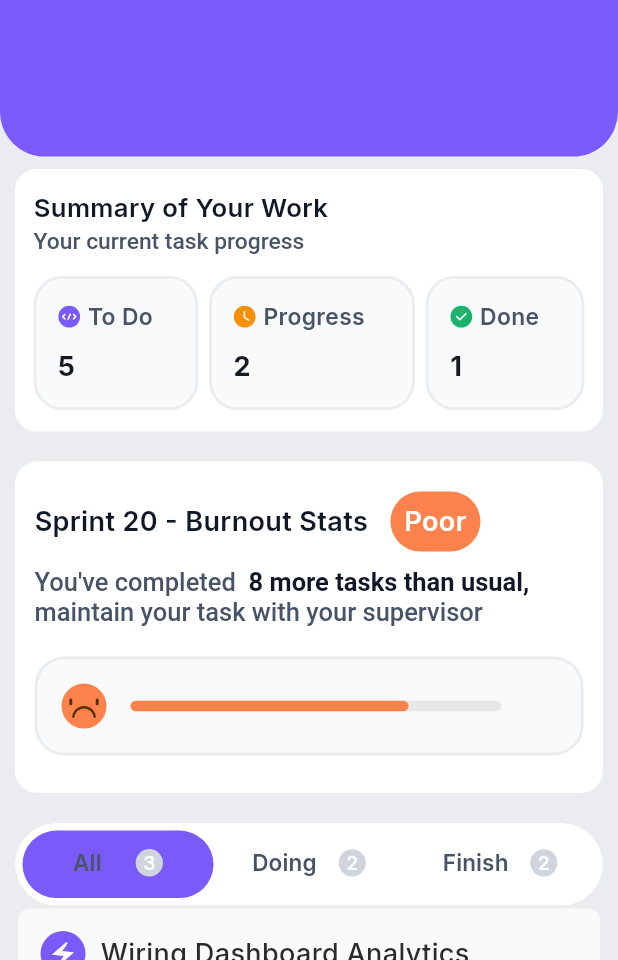
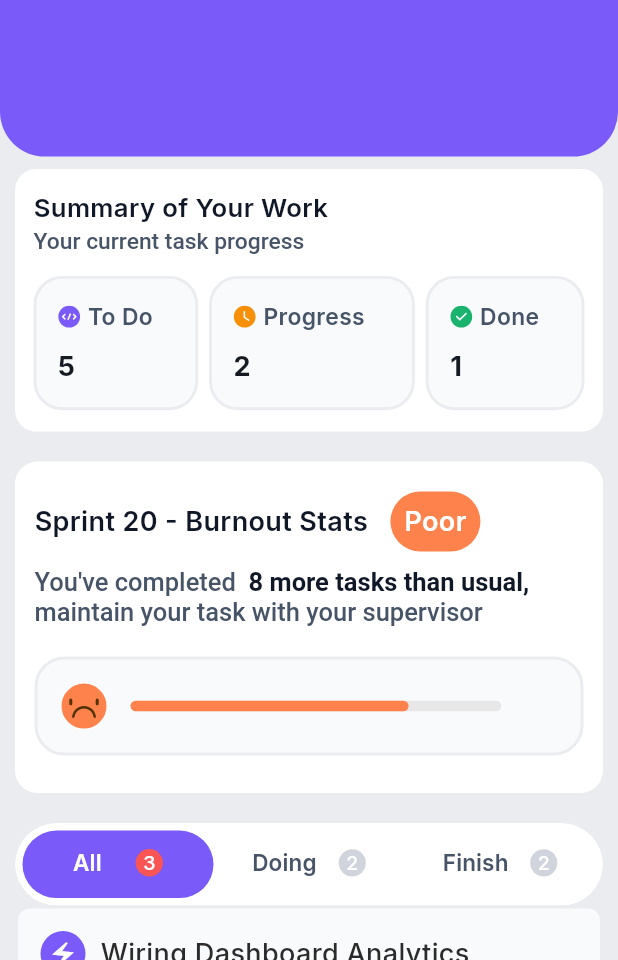
Before and after one commit to sammy002621/ui_hr_task_management, a Flutter app: the TaskProgressPage screen opened directly, on a phone screen of 412 x 824 dp, the part 276-1236 px from its top. Run offline on Flutter 3.47's test engine with Material 3 defaults, Android fonts, the phone set to English and light mode, and no system bars; our stand-ins replace dotted_border, flutter_bloc, flutter_otp_text_field, flutter_svg, google_fonts, hugeicons and 1 more; missing offline and left inert: avatar_stack.

Commit message:
finished the state management with tab bar

```diff
--- a/lib/presentation/home/widgets/custom_tab_bar.dart
+++ b/lib/presentation/home/widgets/custom_tab_bar.dart
@@ -84,9 +84,9 @@ class _CustomTabBarState extends State<CustomTabBar>
                 labelColor: Colors.white,
                 unselectedLabelColor: Colors.black54,
                 tabs: [
-                  TabItem(title: widget.title1, count: widget.count1),
-                  TabItem(title: widget.title2, count: widget.count2),
-                  TabItem(title: widget.title3, count: widget.count3),
+                  TabItem(title: widget.title1, count: widget.count1, isSelected: _selectedIndex == 0,),
+                  TabItem(title: widget.title2, count: widget.count2, isSelected: _selectedIndex == 1,),
+                  TabItem(title: widget.title3, count: widget.count3, isSelected: _selectedIndex == 2,),
                 ],
               ),
             ),
--- a/lib/presentation/home/widgets/tab_item.dart
+++ b/lib/presentation/home/widgets/tab_item.dart
@@ -4,7 +4,8 @@ import 'package:workmate/core/configs/theme/app_colors.dart';
 class TabItem extends StatelessWidget {
   final String title;
   final String count;
-  const TabItem({super.key, required this.title, required this.count});
+  final bool isSelected;
+  const TabItem({super.key, required this.title, required this.count, required this.isSelected});
 
   @override
   Widget build(BuildContext context) {
@@ -17,36 +18,26 @@ class TabItem extends StatelessWidget {
             style: TextStyle(
                 fontWeight: FontWeight.w600,
                 fontSize: 15,
-              color: AppColors.descriptionColor
-            ),
+                color: isSelected ? Colors.white :AppColors.descriptionColor),
             overflow: TextOverflow.ellipsis,
           ),
-
-            int.parse(count) > 0 ?
-            FittedBox(
+          int.parse(count) > 0
+              ? FittedBox(
                   child: Container(
                     margin: const EdgeInsetsDirectional.only(start: 5),
                     padding: const EdgeInsets.all(5),
                     decoration: BoxDecoration(
-                color: const Color(0xffD0D5DD),
-                shape: BoxShape.circle
-              ),
-
+                        color: isSelected ? Color(0xffF95555) : Color(0xffD0D5DD), shape: BoxShape.circle),
                     child: Center(
                         child: Text(
-                 int.parse(count) > 9 ? '9+': count,
+                      int.parse(count) > 9 ? '9+' : count,
                       style: TextStyle(
                         color: Colors.white,
                         fontSize: 13,
                       ),
-                )
-              ),
+                    )),
                   ),
                 )
-
-
-
-
               : SizedBox.shrink()
         ],
       ),
```
Also changed, not shown: lib/presentation/home/widgets/custom_bottom_navigation_bar.dart (+4 -5 lines). Lines whose indentation alone changed are shown as unchanged.
